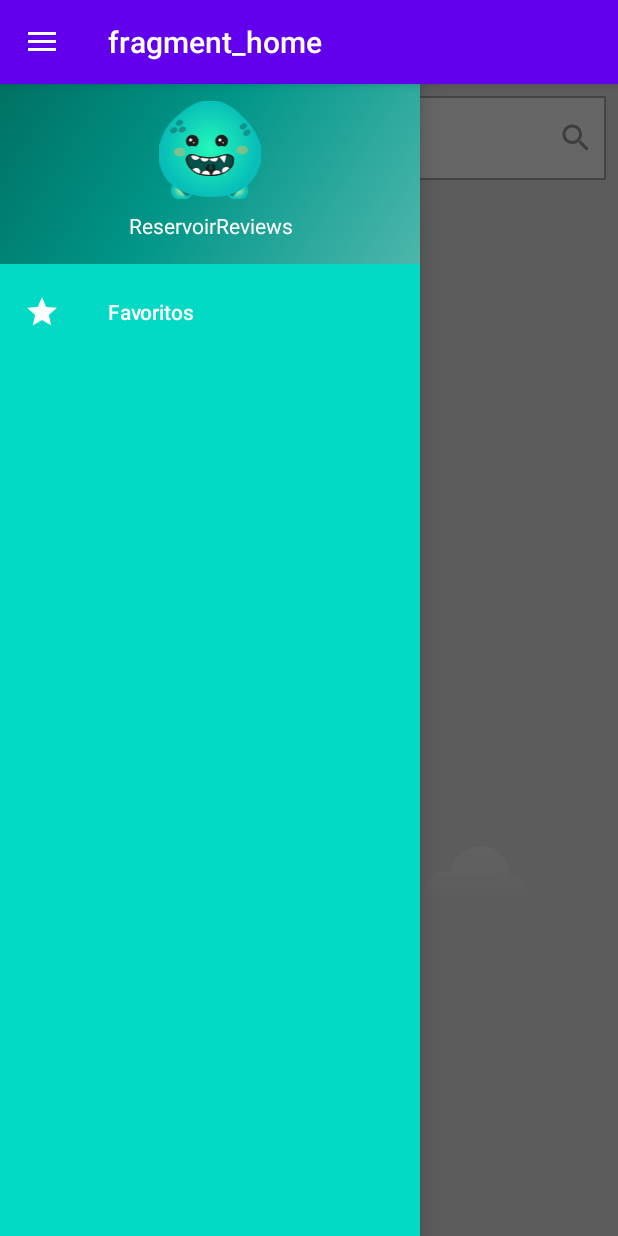
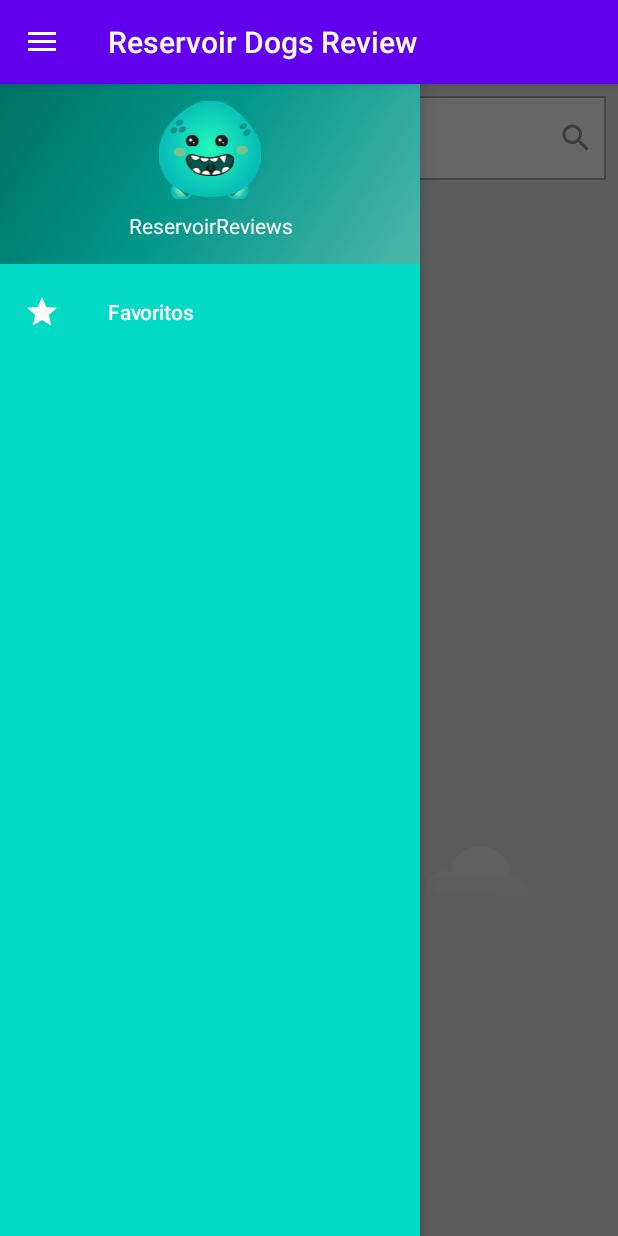
Before and after one commit to Vitor720/ReservoirReviews, an Android app: the screen it shows after launch (MainActivity), with the side drawer open, on a phone screen of 412 x 824 dp. Run offline under Robolectric (Android 15) with nearby library versions, the phone set to English and light mode, and no system bars; our stand-ins replace Picasso, Room's generated code, Timber, data binding, navigation-ui; pictures from the network do not load.

```diff
--- a/app/src/main/res/navigation/main_navigation.xml
+++ b/app/src/main/res/navigation/main_navigation.xml
@@ -8,7 +8,7 @@
     <fragment
         android:id="@+id/homeFragment"
         android:name="com.ddapps.reservoirreviews.ui.fragments.HomeFragment"
-        android:label="fragment_home"
+        android:label="Reservoir Dogs Review"
         tools:layout="@layout/fragment_home" >
         <action
             android:id="@+id/action_homeFragment_to_detailsFragment"
@@ -21,7 +21,7 @@
     <fragment
         android:id="@+id/detailsFragment"
         android:name="com.ddapps.reservoirreviews.ui.fragments.DetailsFragment"
-        android:label="fragment_details"
+        android:label="Movie Review Details"
         tools:layout="@layout/fragment_details" >
         <argument
             android:name="title"
@@ -33,6 +33,6 @@
     <fragment
         android:id="@+id/favoritesFragment"
         android:name="com.ddapps.reservoirreviews.ui.fragments.FavoritesFragment"
-        android:label="fragment_favorites"
+        android:label="Favorite's"
         tools:layout="@layout/fragment_favorites" />
 </navigation>
```
Also changed, not shown: app/src/main/java/com/ddapps/reservoirreviews/ui/fragments/DetailsFragment.kt (+28 -6 lines).
